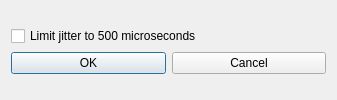
The window that AFDX_GUI/ui/OptionsDialog.ui (PavelVdovin/AFDX_Designer) describes before a commit, drawn with Qt 5.
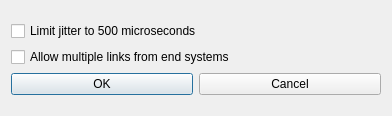
The same window after the commit.

Commit message: An ability to have more then one outgoing port for end system is added.

Diff of the .ui file:
```diff
--- a/AFDX_GUI/ui/OptionsDialog.ui
+++ b/AFDX_GUI/ui/OptionsDialog.ui
@@ -6,8 +6,8 @@
    <rect>
     <x>0</x>
     <y>0</y>
-    <width>337</width>
-    <height>100</height>
+    <width>392</width>
+    <height>116</height>
    </rect>
   </property>
   <property name="windowTitle">
@@ -26,6 +26,13 @@
        </property>
       </widget>
      </item>
+     <item>
+      <widget class="QCheckBox" name="allowMultipleLinks">
+       <property name="text">
+        <string>Allow multiple links from end systems</string>
+       </property>
+      </widget>
+     </item>
      <item>
       <layout class="QHBoxLayout" name="horizontalLayout">
        <item>
```
Left out of the diff: 12 changed lines with no effect on the pictures. The commit also changes 10 other files.
